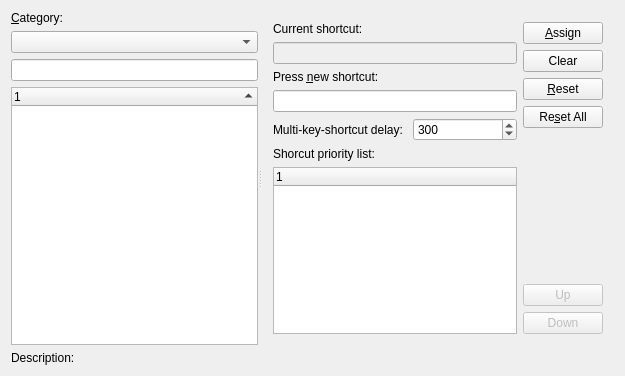
Above: src/Gui/DlgKeyboard.ui from ipatch/FreeCAD before the change. Below: the same form after it.
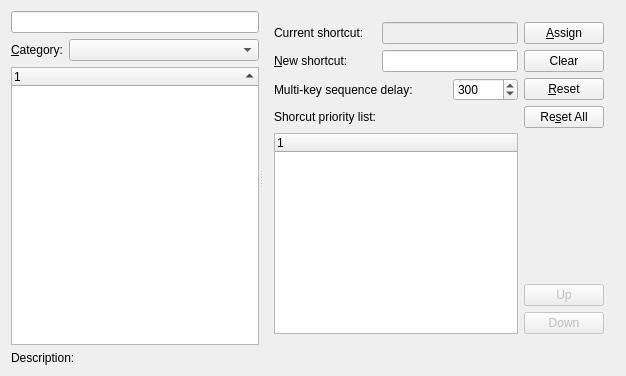
That is the form after the change. Custom widgets are drawn as their Qt base class.

Commit message: Gui: refactor DlgCustomKeyboardImp command shortcut handling

```diff
--- a/src/Gui/DlgKeyboard.ui
+++ b/src/Gui/DlgKeyboard.ui
@@ -6,7 +6,7 @@
    <rect>
     <x>0</x>
     <y>0</y>
-    <width>625</width>
+    <width>626</width>
     <height>376</height>
    </rect>
   </property>
@@ -20,10 +20,7 @@
       <enum>Qt::Horizontal</enum>
      </property>
      <widget class="QWidget" name="layoutWidget">
-      <layout class="QVBoxLayout">
-       <property name="spacing">
-        <number>6</number>
-       </property>
+      <layout class="QGridLayout" name="gridLayout">
        <property name="leftMargin">
         <number>0</number>
        </property>
@@ -36,8 +33,17 @@
        <property name="bottomMargin">
         <number>0</number>
        </property>
-       <item>
+       <item row="2" column="1">
+        <widget class="QComboBox" name="categoryBox"/>
+       </item>
+       <item row="2" column="0">
         <widget class="QLabel" name="TextLabelCategory">
+         <property name="sizePolicy">
+          <sizepolicy hsizetype="Maximum" vsizetype="Preferred">
+           <horstretch>0</horstretch>
+           <verstretch>0</verstretch>
+          </sizepolicy>
+         </property>
          <property name="text">
           <string>&amp;Category:</string>
          </property>
@@ -46,13 +52,10 @@
          </property>
         </widget>
        </item>
-       <item>
-        <widget class="QComboBox" name="categoryBox"/>
-       </item>
-       <item>
+       <item row="1" column="0" colspan="2">
         <widget class="QLineEdit" name="editCommand"/>
        </item>
-       <item>
+       <item row="3" column="0" colspan="2">
         <widget class="QTreeWidget" name="commandTreeWidget">
          <property name="minimumSize">
           <size>
@@ -78,10 +81,7 @@
      <widget class="QWidget" name="horizontalLayoutWidget">
       <layout class="QHBoxLayout" name="horizontalLayout">
        <item>
-        <layout class="QVBoxLayout">
-         <property name="spacing">
-          <number>6</number>
-         </property>
+        <layout class="QGridLayout" name="gridLayout_2">
          <property name="leftMargin">
           <number>0</number>
          </property>
@@ -94,43 +94,52 @@
          <property name="bottomMargin">
           <number>0</number>
          </property>
-         <item>
+         <item row="1" column="0">
           <widget class="QLabel" name="textLabelShortcut">
            <property name="text">
             <string>Current shortcut:</string>
            </property>
           </widget>
          </item>
-         <item>
-          <widget class="Gui::AccelLineEdit" name="accelLineEditShortcut">
-           <property name="enabled">
-            <bool>false</bool>
+         <item row="5" column="0">
+          <widget class="QLabel" name="textLabelAssigned">
+           <property name="minimumSize">
+            <size>
+             <width>0</width>
+             <height>20</height>
+            </size>
+           </property>
+           <property name="toolTip">
+            <string>This list shows commands having the same shortcut in the priority from hight
+to low. If more than one command with the same shortcut are active at the
+same time. The one with the highest prioirty will be triggered.</string>
+           </property>
+           <property name="text">
+            <string>Shorcut priority list:</string>
            </property>
           </widget>
          </item>
-         <item>
+         <item row="3" column="0">
           <widget class="QLabel" name="textLabelNewShortcut">
            <property name="text">
-            <string>Press &amp;new shortcut:</string>
+            <string>&amp;New shortcut:</string>
            </property>
            <property name="buddy">
             <cstring>editShortcut</cstring>
            </property>
           </widget>
          </item>
-         <item>
+         <item row="1" column="1" colspan="2">
+          <widget class="Gui::AccelLineEdit" name="accelLineEditShortcut">
+           <property name="enabled">
+            <bool>false</bool>
+           </property>
+          </widget>
+         </item>
+         <item row="3" column="1" colspan="2">
           <widget class="Gui::AccelLineEdit" name="editShortcut"/>
          </item>
-         <item>
-          <layout class="QHBoxLayout" name="horizontalLayout_3">
-           <item>
-            <widget class="QLabel" name="label">
-             <property name="text">
-              <string>Multi-key-shortcut delay: </string>
-             </property>
-            </widget>
-           </item>
-           <item>
+         <item row="4" column="2">
             <widget class="Gui::PrefSpinBox" name="shortcutTimeout">
              <property name="minimumSize">
               <size>
@@ -160,21 +169,19 @@
              </property>
             </widget>
            </item>
-          </layout>
-         </item>
-         <item>
-          <widget class="QLabel" name="textLabelAssigned">
+         <item row="4" column="0" colspan="2">
+          <widget class="QLabel" name="label">
            <property name="toolTip">
             <string>This list shows commands having the same shortcut in the priority from hight
 to low. If more than one command with the same shortcut are active at the
 same time. The one with the highest prioirty will be triggered.</string>
            </property>
            <property name="text">
-            <string>Shorcut priority list:</string>
+            <string>Multi-key sequence delay: </string>
            </property>
           </widget>
          </item>
-         <item>
+         <item row="6" column="0" colspan="3">
           <widget class="QTreeWidget" name="assignedTreeWidget">
            <property name="minimumSize">
             <size>
```
Left out of the diff: 11 changed lines with no effect on the pictures. Lines whose indentation alone changed are shown as unchanged. The commit also changes 6 other files.
